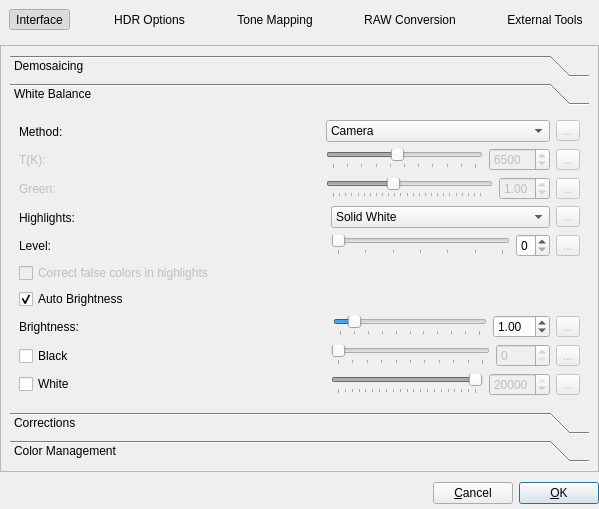
Qt form forms/PreferencesDialog.ui (LuminanceHDR/LuminanceHDR) before a commit.
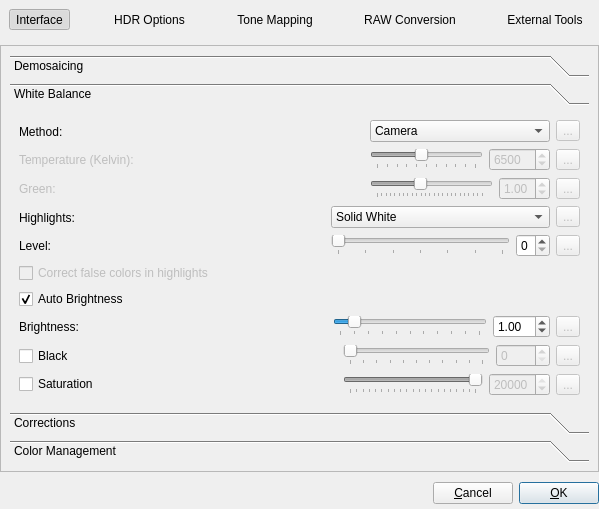
The same form after that commit. The open tabs and pages were chosen to show the change. Icons and pictures are not drawn.

Diff of the .ui file:
```diff
--- a/forms/PreferencesDialog.ui
+++ b/forms/PreferencesDialog.ui
@@ -1114,7 +1114,7 @@
                       <bool>false</bool>
                      </property>
                      <property name="text">
-                      <string>T(K):      </string>
+                      <string>Temperature (Kelvin):      </string>
                      </property>
                     </widget>
                    </item>
@@ -1636,7 +1636,7 @@
 &lt;p style=&quot; margin-top:0px; margin-bottom:0px; margin-left:0px; margin-right:0px; -qt-block-indent:0; text-indent:0px;&quot;&gt;Use a specific white point value to decode RAW pictures. If you set this option to off, the White Point value will be automatically computed.&lt;/p&gt;&lt;/body&gt;&lt;/html&gt;</string>
                      </property>
                      <property name="text">
-                      <string>White</string>
+                      <string>Saturation</string>
                      </property>
                     </widget>
                    </item>
```
